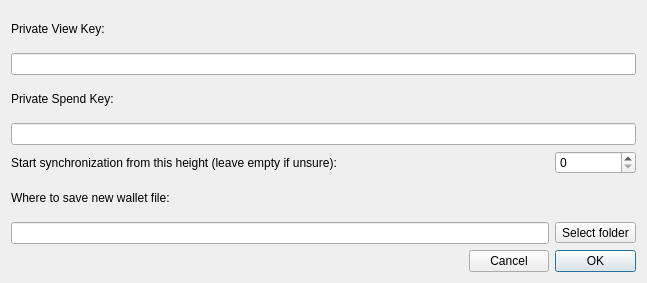
Above: src/gui/ui/importkeysdialog.ui from cryptonotefoundation/cryptonotewallet before the change. Below: the same form after it.
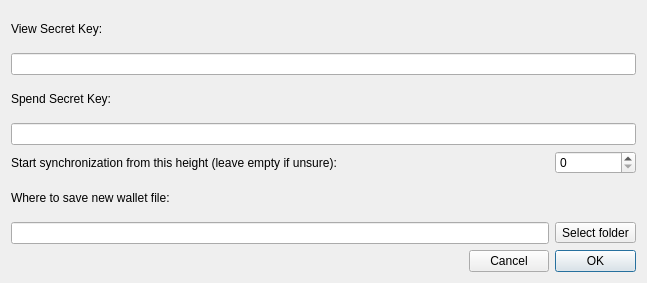
That is the form after the change.

Commit message: Change word 'Private' to 'Secret' to in Import keys dialog for consistency with export keys dialog and as a fool proof

Diff of the .ui file:
```diff
--- a/src/gui/ui/importkeysdialog.ui
+++ b/src/gui/ui/importkeysdialog.ui
@@ -63,7 +63,7 @@
    <item row="2" column="0" colspan="4">
     <widget class="QLabel" name="label_3">
      <property name="text">
-      <string>Private Spend Key:</string>
+      <string>Spend Secret Key:</string>
      </property>
     </widget>
    </item>
@@ -83,7 +83,7 @@
    <item row="0" column="0" colspan="4">
     <widget class="QLabel" name="label">
      <property name="text">
-      <string>Private View Key:</string>
+      <string>View Secret Key:</string>
      </property>
     </widget>
    </item>
```
The commit also changes 15 other files.
